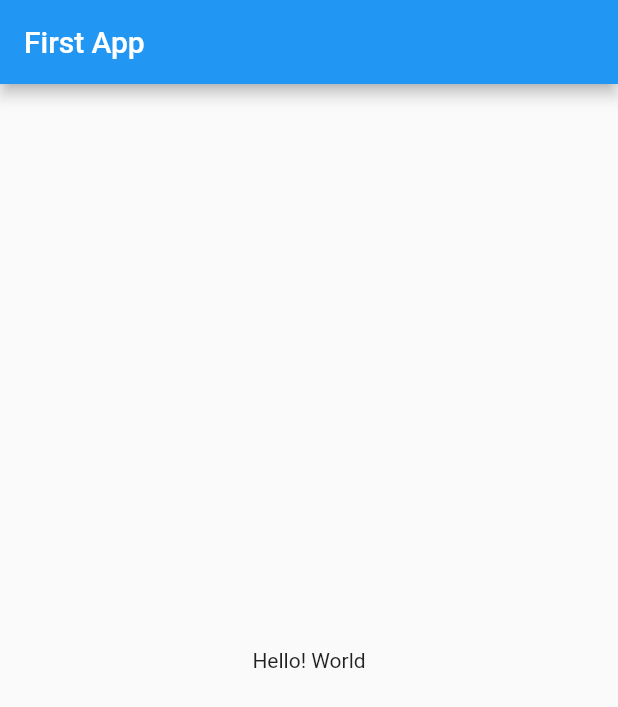
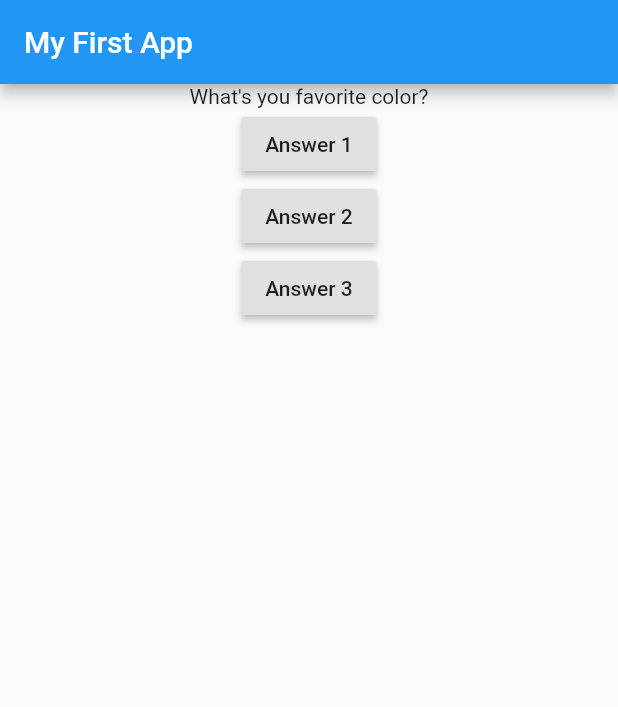
Before and after one commit to Rahul-247/Flutter-Complete-Guide, a Flutter app: the screen it shows after launch, on a phone screen of 412 x 824 dp. Shown: the top 707 px of the screen. Run offline on Flutter 3.47's test engine with Material 2 defaults, Android fonts, the phone set to English and light mode, and no system bars.

Commit message:
Begning of Quiz App Stateless Widget

```diff
--- a/lib/main.dart
+++ b/lib/main.dart
@@ -3,16 +3,40 @@ import 'package:flutter/material.dart';
 void main() => runApp(MyApp());
 
 class MyApp extends StatelessWidget {
+  void answerQuestion() {
+    print('Answer Chosen');
+  }
+
   Widget build(BuildContext context) {
+    var questions = [
+      'What\'s you favorite color?',
+      'What\s you favorite animal?'
+    ];
     return MaterialApp(
       home: Scaffold(
         appBar: AppBar(
-          title: Text("First App"),
+          title: Text("My First App"),
         ),
         body: Center(
-          child: Text(
-            "Hello! World",
-            ),
+          child: Column(
+            children: [
+              Text(
+                questions[0],
+              ),
+              RaisedButton(
+                child: Text('Answer 1'),
+                onPressed: answerQuestion,
+              ),
+              RaisedButton(
+                child: Text('Answer 2'),
+                onPressed: answerQuestion,
+              ),
+              RaisedButton(
+                child: Text('Answer 3'),
+                onPressed: answerQuestion,
+              ),
+            ],
+          ),
         ),
       ),
     );
```
